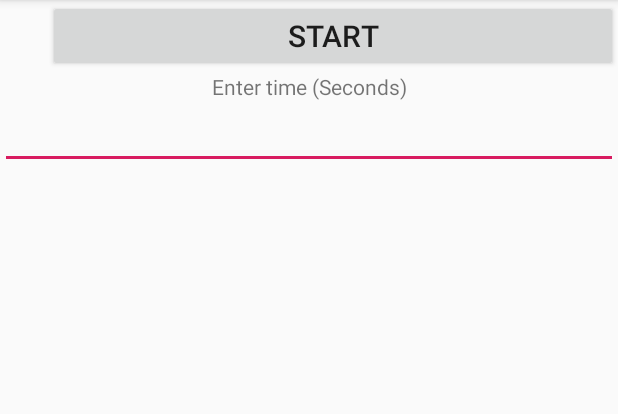
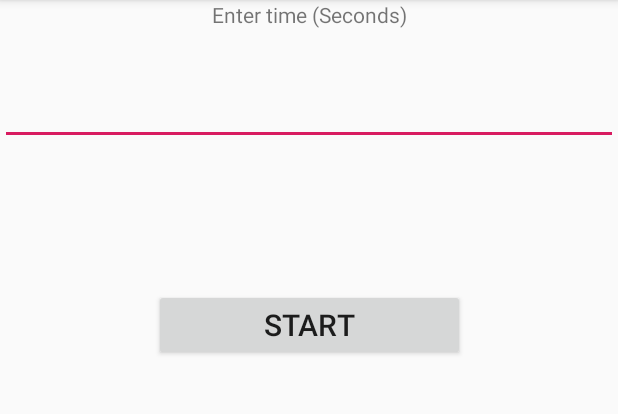
Before and after one commit to t7pash00/Android-Lab-Assignments, an Android app: the screen it shows after launch (MainActivity), on a phone screen of 412 x 824 dp, the part 84-498 px from its top. Run offline under Robolectric (Android 15) with nearby library versions, the phone set to English and light mode, and no system bars.

Commit message:
lab 3 Egg timer done

```diff
--- a/Lab_3_Assignment/EggTimer/app/src/main/AndroidManifest.xml
+++ b/Lab_3_Assignment/EggTimer/app/src/main/AndroidManifest.xml
@@ -9,6 +9,7 @@
         android:roundIcon="@mipmap/ic_launcher_round"
         android:supportsRtl="true"
         android:theme="@style/AppTheme">
+        <activity android:name=".TimeCountdownActivity"></activity>
         <activity android:name=".MainActivity">
             <intent-filter>
                 <action android:name="android.intent.action.MAIN" />
--- a/Lab_3_Assignment/EggTimer/app/src/main/java/project/demo/eggtimer/MainActivity.java
+++ b/Lab_3_Assignment/EggTimer/app/src/main/java/project/demo/eggtimer/MainActivity.java
@@ -1,13 +1,34 @@
 package project.demo.eggtimer;
 
+import android.content.Intent;
 import android.support.v7.app.AppCompatActivity;
 import android.os.Bundle;
+import android.view.View;
+import android.widget.Button;
+import android.widget.EditText;
 
 public class MainActivity extends AppCompatActivity {
-
+private Button button;
     @Override
     protected void onCreate(Bundle savedInstanceState) {
         super.onCreate(savedInstanceState);
         setContentView(R.layout.activity_main);
+
+        button = (Button) findViewById(R.id.button);
+    button.setOnClickListener(new View.OnClickListener() {
+        @Override
+        public void onClick(View v) {
+
+            openTimerActivity();
+        }
+    });
+
+    }
+    public void openTimerActivity(){
+    Intent intent= new Intent(this, TimeCountdownActivity.class);
+    EditText timeNumber = findViewById(R.id.edit_layout);
+        String time = timeNumber.getText().toString();
+        intent.putExtra("count_time", time);
+    startActivity(intent);
     }
 }
--- a/Lab_3_Assignment/EggTimer/app/src/main/res/layout/activity_main.xml
+++ b/Lab_3_Assignment/EggTimer/app/src/main/res/layout/activity_main.xml
@@ -3,36 +3,43 @@
     xmlns:app="http://schemas.android.com/apk/res-auto"
     xmlns:tools="http://schemas.android.com/tools"
     android:layout_width="match_parent"
-    android:layout_height="match_parent"
+    android:layout_height="wrap_content"
     tools:context=".MainActivity">
 
     <TextView
         android:id="@+id/text_layout"
         android:layout_width="wrap_content"
-        android:layout_height="wrap_content"
+        android:layout_height="0dp"
         android:text="Enter time (Seconds)"
         app:layout_constraintLeft_toLeftOf="parent"
         app:layout_constraintRight_toRightOf="parent"
-        app:layout_constraintTop_toBottomOf="@+id/button" />
+        app:layout_constraintTop_toTopOf="parent" />
+
 
     <EditText
         android:id="@+id/edit_layout"
         android:layout_width="match_parent"
         android:layout_height="wrap_content"
+        android:layout_marginTop="32dp"
+        app:layout_constraintHorizontal_bias="0.0"
         app:layout_constraintLeft_toLeftOf="parent"
         app:layout_constraintRight_toRightOf="parent"
-        app:layout_constraintTop_toBottomOf="@+id/text_layout"/>
+        app:layout_constraintTop_toBottomOf="@+id/text_layout" />
 
     <Button
         android:id="@+id/button"
-        android:layout_width="match_parent"
+        android:layout_width="207dp"
         android:layout_height="wrap_content"
-        android:layout_marginStart="32dp"
+        android:layout_marginStart="50dp"
+        android:layout_marginTop="96dp"
+        android:layout_marginEnd="50dp"
+        android:gravity="center"
         android:text="START"
         android:textSize="20dp"
+        app:layout_constraintEnd_toEndOf="parent"
         app:layout_constraintStart_toStartOf="parent"
-        app:layout_constraintTop_toTopOf="parent"
-        app:layout_constraintTop_toBottomOf="@+id/edit_layout"/>
+        app:layout_constraintTop_toBottomOf="@+id/edit_layout" />
+
 
 
 </android.support.constraint.ConstraintLayout>
```
Also changed, not shown: Lab_3_Assignment/EggTimer/app/src/main/java/project/demo/eggtimer/TimeCountdownActivity.java (added, +34 -0 lines), Lab_3_Assignment/EggTimer/app/src/main/res/layout/activity_time_countdown.xml (added, +23 -0 lines).
